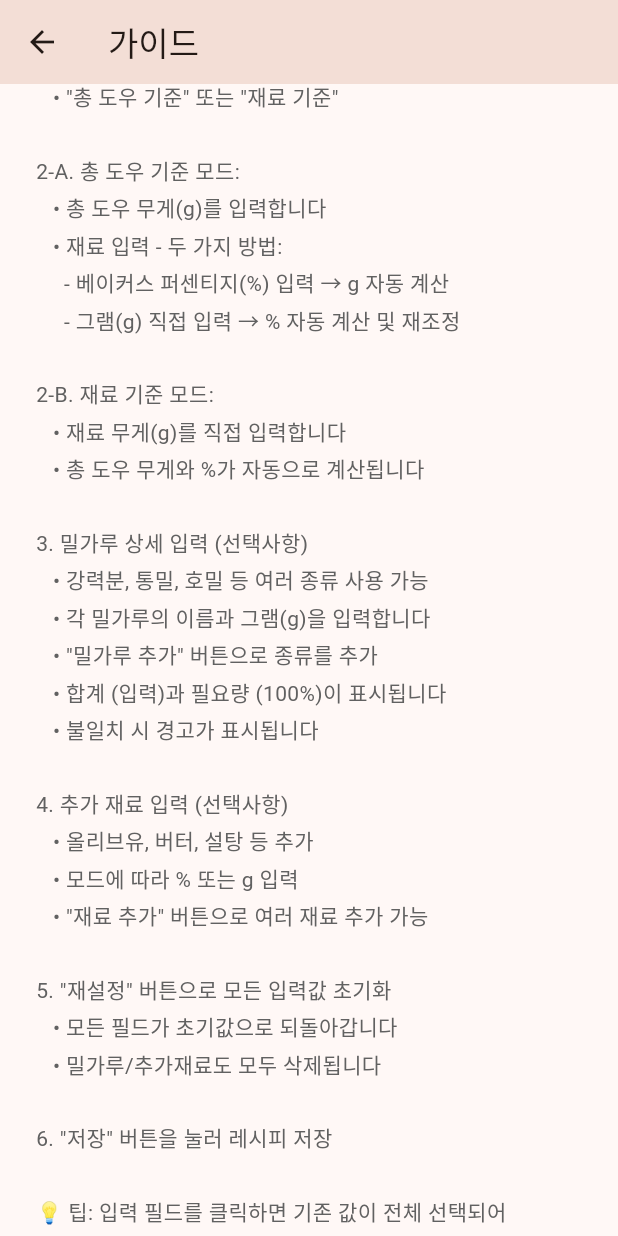
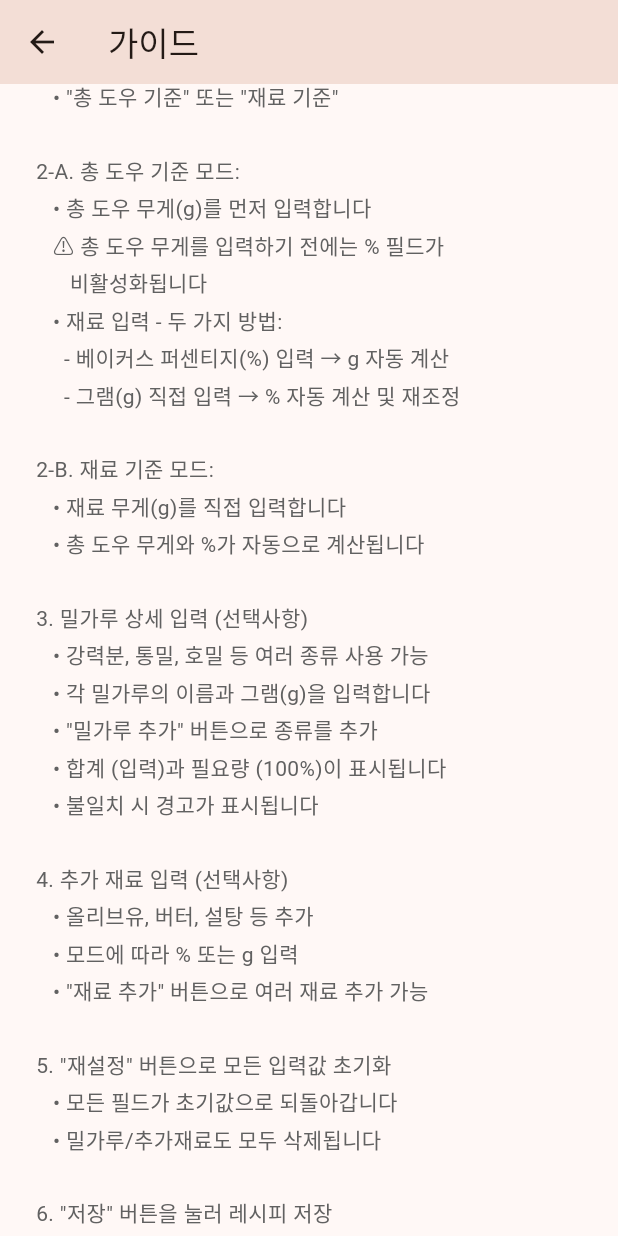
Before and after one commit to youp-han/cooking_timer, a Flutter app: the GuideScreen screen opened directly, scrolled down 1152 dp, on a phone screen of 412 x 824 dp. Run offline on Flutter 3.47's test engine with Material 3 defaults, Android fonts, the phone set to English and light mode, and no system bars; our stand-ins replace drift, flutter_local_notifications, google_mobile_ads, package_info_plus, shared_preferences; missing offline and left inert: flutter_background_service, flutter_background_service_android; accounts and stored records are empty; generated files the repository leaves out were written again; network calls fail; Roboto replaces fonts that are missing (Pretendard).

Commit message:
readme.md 업데이트

```diff
--- a/cooking_timer_app/lib/screens/guide_screen.dart
+++ b/cooking_timer_app/lib/screens/guide_screen.dart
@@ -81,7 +81,9 @@ class GuideScreen extends StatelessWidget {
               '   • "총 도우 기준" 또는 "재료 기준"',
               '',
               '2-A. 총 도우 기준 모드:',
-              '   • 총 도우 무게(g)를 입력합니다',
+              '   • 총 도우 무게(g)를 먼저 입력합니다',
+              '   ⚠️ 총 도우 무게를 입력하기 전에는 % 필드가',
+              '      비활성화됩니다',
               '   • 재료 입력 - 두 가지 방법:',
               '     - 베이커스 퍼센티지(%) 입력 → g 자동 계산',
               '     - 그램(g) 직접 입력 → % 자동 계산 및 재조정',
```
Also changed, not shown: 1 other file.
